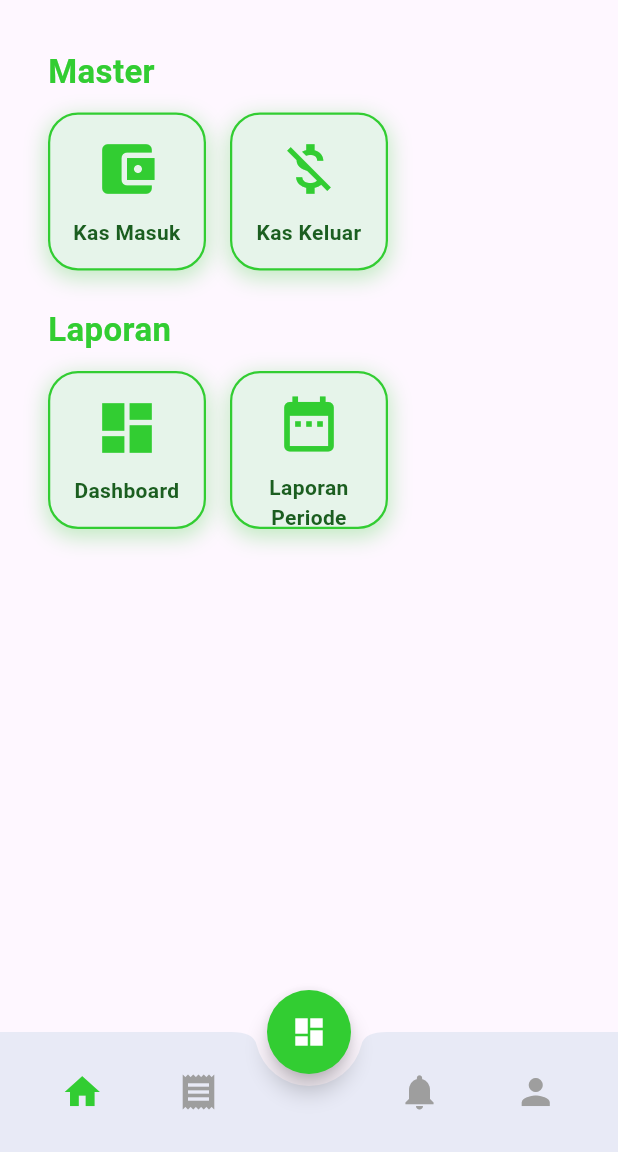
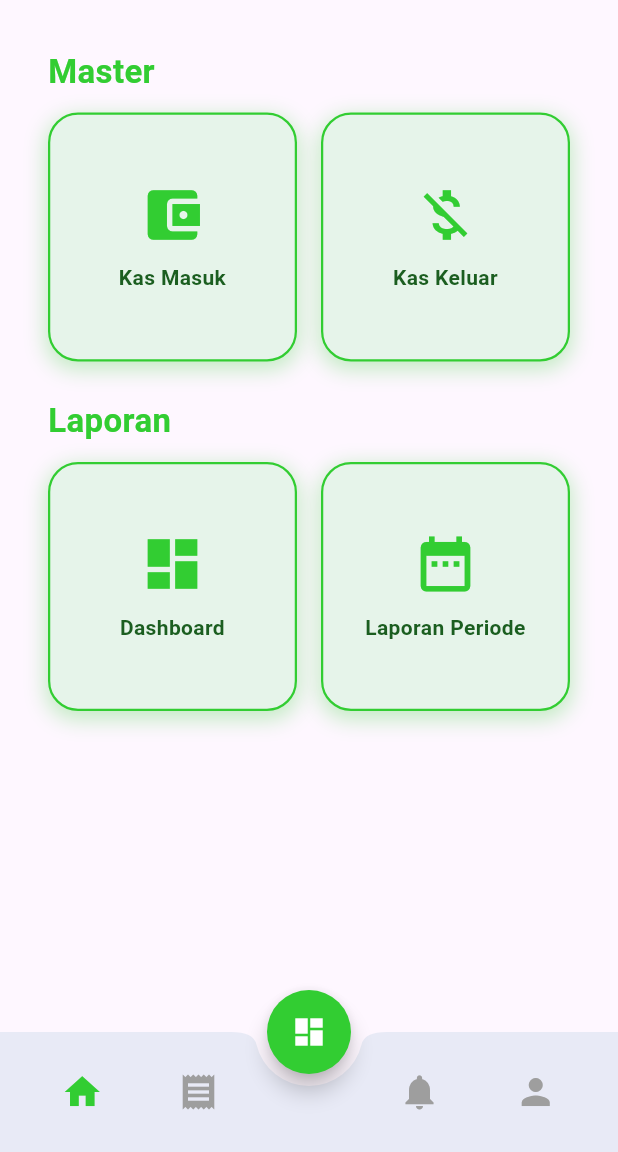
Before and after one commit to Mabot17/arta_krama, a Flutter app: the HomeView screen opened by its route, on a phone screen of 412 x 824 dp, the part 84-1236 px from its top. Run offline on Flutter 3.47's test engine with Material 3 defaults, Android fonts, the phone set to English and light mode, and no system bars; our stand-ins replace file_picker, flutter_screenutil, flutter_svg, get, get_storage, google_fonts and 2 more; accounts and stored records are empty.

Commit message:
menu grid

```diff
--- a/lib/modules/home/views/home_menu_grid.dart
+++ b/lib/modules/home/views/home_menu_grid.dart
@@ -2,7 +2,6 @@ import 'package:flutter/material.dart';
 import 'package:get/get.dart';
 import '../controllers/home_controller.dart';
 import '../models/home_model.dart';
-
 class HomeMenuGrid extends StatelessWidget {
   final HomeController controller;
 
@@ -23,7 +22,7 @@ class HomeMenuGrid extends StatelessWidget {
                   style: const TextStyle(
                     fontSize: 22,
                     fontWeight: FontWeight.bold,
-                    color: Color(0xFF32CD32), // Lime Green
+                    color: Color(0xFF32CD32),
                   ),
                 ),
                 const SizedBox(height: 12),
@@ -39,9 +38,9 @@ class HomeMenuGrid extends StatelessWidget {
     return GridView.builder(
       shrinkWrap: true,
       physics: const NeverScrollableScrollPhysics(),
-      gridDelegate: const SliverGridDelegateWithFixedCrossAxisCount(
-        crossAxisCount: 3,
-        childAspectRatio: 1.0,
+      gridDelegate: SliverGridDelegateWithFixedCrossAxisCount(
+        crossAxisCount: items.length, // semua item satu baris
+        childAspectRatio: 1,
         crossAxisSpacing: 16,
         mainAxisSpacing: 16,
       ),
@@ -60,7 +59,7 @@ class HomeMenuGrid extends StatelessWidget {
       splashColor: const Color(0xFF32CD32).withOpacity(0.3),
       child: Container(
         decoration: BoxDecoration(
-          color: const Color(0xFFE6F4EA), // Very Light Green background
+          color: const Color(0xFFE6F4EA),
           borderRadius: BorderRadius.circular(20),
           boxShadow: [
             BoxShadow(
@@ -84,11 +83,13 @@ class HomeMenuGrid extends StatelessWidget {
             const SizedBox(height: 10),
             Text(
               item['title'],
+              maxLines: 2,
+              overflow: TextOverflow.ellipsis,
               textAlign: TextAlign.center,
               style: const TextStyle(
                 fontWeight: FontWeight.w700,
                 fontSize: 14,
-                color: Color(0xFF1B5E20), // Darker Green
+                color: Color(0xFF1B5E20),
               ),
             ),
           ],
```
